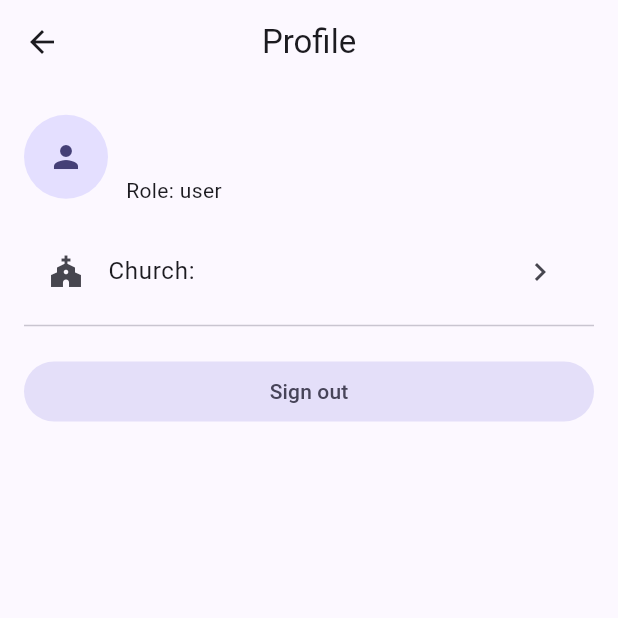
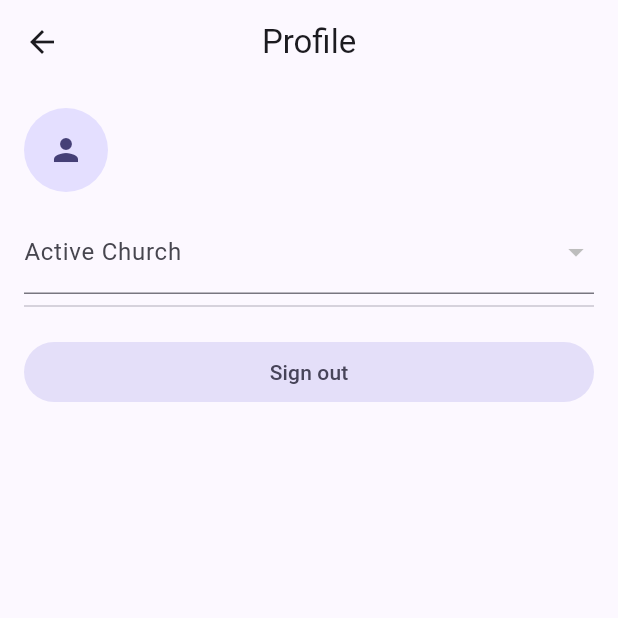
Before and after one commit to zibaapps/ChurchOnApp, a Flutter app: the ProfileTab screen opened directly, on a phone screen of 412 x 824 dp, the top half of it. Run offline on Flutter 3.47's test engine with Material 3 defaults, Android fonts, the phone set to English and light mode, and no system bars; our stand-ins replace cloud_firestore, csv, equatable, firebase_auth, firebase_core, firebase_crashlytics and 5 more; missing offline and left inert: dart:html, mobile_scanner, model_viewer_plus; accounts and stored records are empty.

Commit message:
Checkpoint before follow-up message
Co-authored-by: zibaapps <zibaapps@gmail.com>

```diff
--- a/church_on_app/lib/common/providers/announcements_providers.dart
+++ b/church_on_app/lib/common/providers/announcements_providers.dart
@@ -2,13 +2,12 @@ import 'package:flutter_riverpod/flutter_riverpod.dart';
 
 import '../models/announcement.dart';
 import '../services/announcement_service.dart';
-import 'auth_providers.dart';
+import 'tenant_providers.dart';
 
 final announcementServiceProvider = Provider<AnnouncementService>((ref) => AnnouncementService());
 
 final announcementsStreamProvider = StreamProvider<List<Announcement>>((ref) {
-  final user = ref.watch(currentUserStreamProvider).valueOrNull;
-  final churchId = user?.churchId;
+  final churchId = ref.watch(activeChurchIdProvider);
   if (churchId == null) return const Stream.empty();
   return ref.watch(announcementServiceProvider).streamAnnouncements(churchId);
 });
--- a/church_on_app/lib/common/providers/events_providers.dart
+++ b/church_on_app/lib/common/providers/events_providers.dart
@@ -2,13 +2,12 @@ import 'package:flutter_riverpod/flutter_riverpod.dart';
 
 import '../models/event.dart';
 import '../services/events_service.dart';
-import 'auth_providers.dart';
+import 'tenant_providers.dart';
 
 final eventsServiceProvider = Provider<EventsService>((ref) => EventsService());
 
 final eventsStreamProvider = StreamProvider<List<EventItem>>((ref) {
-  final user = ref.watch(currentUserStreamProvider).valueOrNull;
-  final churchId = user?.churchId;
+  final churchId = ref.watch(activeChurchIdProvider);
   if (churchId == null) {
     return const Stream.empty();
   }
--- a/church_on_app/lib/common/providers/news_providers.dart
+++ b/church_on_app/lib/common/providers/news_providers.dart
@@ -2,13 +2,12 @@ import 'package:flutter_riverpod/flutter_riverpod.dart';
 
 import '../models/news_item.dart';
 import '../services/news_service.dart';
-import 'auth_providers.dart';
+import 'tenant_providers.dart';
 
 final newsServiceProvider = Provider<NewsService>((ref) => NewsService());
 
 final newsStreamProvider = StreamProvider<List<NewsItem>>((ref) {
-  final user = ref.watch(currentUserStreamProvider).valueOrNull;
-  final churchId = user?.churchId;
+  final churchId = ref.watch(activeChurchIdProvider);
   if (churchId == null) return const Stream.empty();
   return ref.watch(newsServiceProvider).streamNews(churchId);
 });
--- a/church_on_app/lib/common/providers/sermons_providers.dart
+++ b/church_on_app/lib/common/providers/sermons_providers.dart
@@ -2,13 +2,12 @@ import 'package:flutter_riverpod/flutter_riverpod.dart';
 
 import '../models/sermon.dart';
 import '../services/sermons_service.dart';
-import 'auth_providers.dart';
+import 'tenant_providers.dart';
 
 final sermonsServiceProvider = Provider<SermonsService>((ref) => SermonsService());
 
 final sermonsStreamProvider = StreamProvider<List<Sermon>>((ref) {
-  final user = ref.watch(currentUserStreamProvider).valueOrNull;
-  final churchId = user?.churchId;
+  final churchId = ref.watch(activeChurchIdProvider);
   if (churchId == null) {
     return const Stream.empty();
   }
--- /dev/null
+++ b/church_on_app/lib/common/providers/tenant_providers.dart
@@ -0,0 +1,29 @@
+import 'package:cloud_firestore/cloud_firestore.dart';
+import 'package:flutter_riverpod/flutter_riverpod.dart';
+
+import '../models/membership.dart';
+import 'auth_providers.dart';
+
+final membershipsProvider = StreamProvider<List<Membership>>((ref) {
+  final user = ref.watch(currentUserStreamProvider).valueOrNull;
+  final uid = user?.uid;
+  if (uid == null) return const Stream.empty();
+  return FirebaseFirestore.instance
+      .collection('users')
+      .doc(uid)
+      .collection('memberships')
+      .orderBy('joinedAt', descending: true)
+      .snapshots()
+      .map((s) => s.docs.map((d) => Membership.fromMap(d.data())).toList());
+});
+
+final activeChurchIdProvider = StateProvider<String?>((ref) {
+  final currentUser = ref.watch(currentUserStreamProvider).valueOrNull;
+  final memberships = ref.watch(membershipsProvider).valueOrNull ?? const <Membership>[];
+  // prefer user's previous churchId if still a member; otherwise first membership
+  final previous = currentUser?.churchId;
+  if (previous != null && memberships.any((m) => m.churchId == previous)) {
+    return previous;
+  }
+  return memberships.isNotEmpty ? memberships.first.churchId : null;
+});
--- a/church_on_app/lib/features/profile/profile_tab.dart
+++ b/church_on_app/lib/features/profile/profile_tab.dart
@@ -3,6 +3,7 @@ import 'package:flutter_riverpod/flutter_riverpod.dart';
 import 'package:go_router/go_router.dart';
 
 import '../../common/providers/auth_providers.dart';
+import '../../common/providers/tenant_providers.dart';
 
 class ProfileTab extends ConsumerWidget {
   const ProfileTab({super.key});
@@ -13,6 +14,8 @@ class ProfileTab extends ConsumerWidget {
     final userAsync = ref.watch(currentUserStreamProvider);
     final isAdmin = ref.watch(isAdminProvider);
     final isSuper = ref.watch(isSuperAdminProvider);
+    final memberships = ref.watch(membershipsProvider).valueOrNull ?? const [];
+    final activeChurchId = ref.watch(activeChurchIdProvider);
 
     return Scaffold(
       appBar: AppBar(title: const Text('Profile')),
@@ -41,17 +44,19 @@ class ProfileTab extends ConsumerWidget {
                       children: [
                         Text(user.displayName ?? 'User', style: Theme.of(context).textTheme.titleMedium),
                         Text(user.email ?? 'No email'),
-                        Text('Role: ${user.role.name}')
                       ],
                     )
                   ],
                 ),
-                const SizedBox(height: 16),
-                ListTile(
-                  leading: const Icon(Icons.church),
-                  title: Text(user.churchId == null ? 'No church selected' : 'Church: ${user.churchId}'),
-                  trailing: const Icon(Icons.chevron_right),
-                  onTap: () => context.push('/onboarding/church'),
+                const SizedBox(height: 12),
+                DropdownButtonFormField<String>(
+                  value: activeChurchId,
+                  items: [
+                    for (final m in memberships)
+                      DropdownMenuItem(value: m.churchId, child: Text(m.churchId))
+                  ],
+                  onChanged: (v) => ref.read(activeChurchIdProvider.notifier).state = v,
+                  decoration: const InputDecoration(labelText: 'Active Church'),
                 ),
                 const Divider(),
                 if (isAdmin) ...[
@@ -60,12 +65,6 @@ class ProfileTab extends ConsumerWidget {
                     title: const Text('Admin Panel'),
                     trailing: const Icon(Icons.chevron_right),
                     onTap: () => context.push('/admin'),
-                  ),
-                  ListTile(
-                    leading: const Icon(Icons.receipt_long),
-                    title: const Text('Billing'),
-                    trailing: const Icon(Icons.chevron_right),
-                    onTap: () => context.push('/admin/billing'),
                   ),
                 ],
                 if (isSuper)
```
Also changed, not shown: church_on_app/lib/common/models/membership.dart (added, +33 -0 lines), 1 other file.
